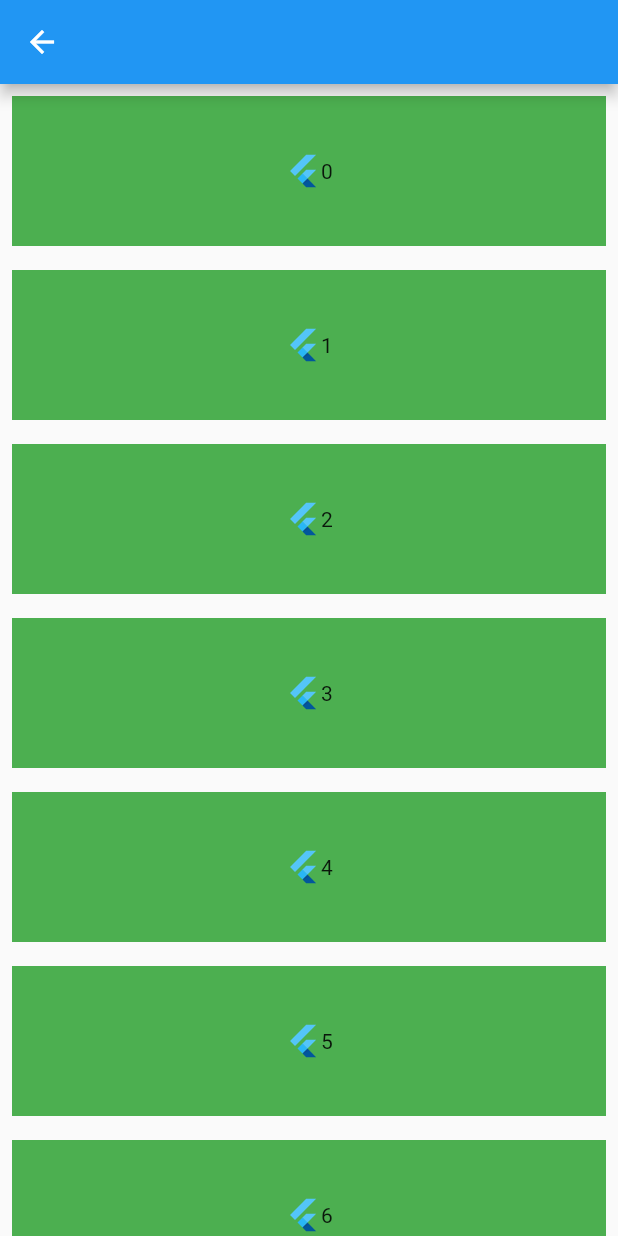
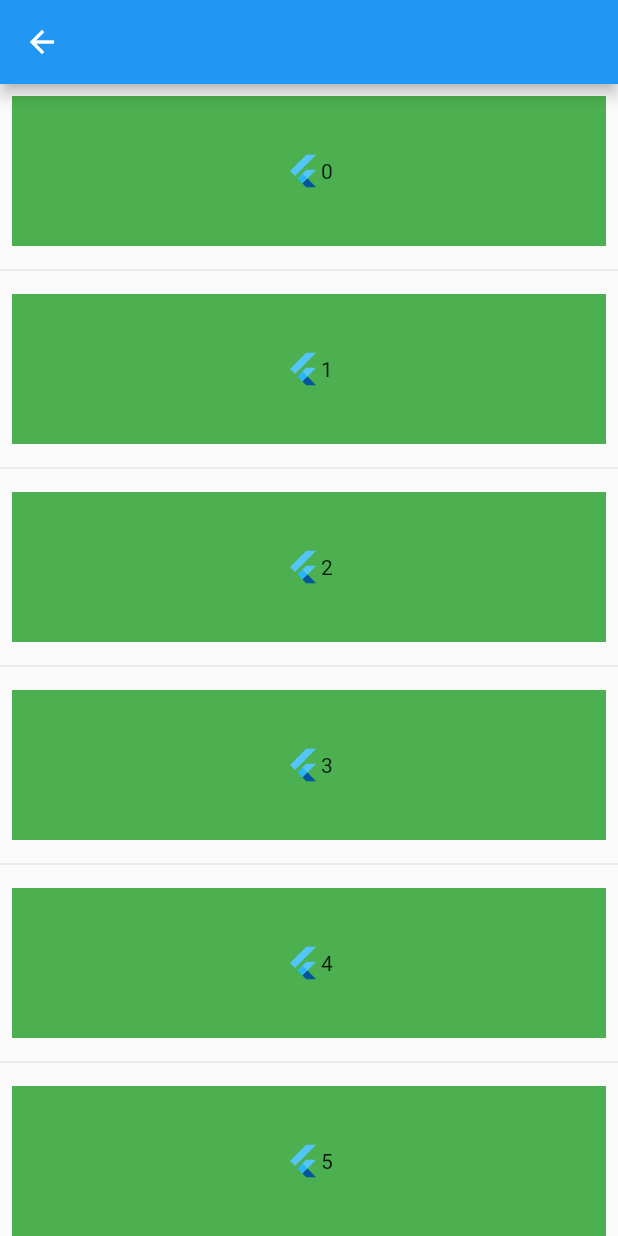
Before and after one commit to AlanCasasArevalo/Widgets-Flutter, a Flutter app: the MyListViewBuilder screen opened directly, on a phone screen of 412 x 824 dp. Run offline on Flutter 3.47's test engine with Material 2 defaults, Android fonts, the phone set to English and light mode, and no system bars.

Commit message:
MyListView

```diff
--- a/lib/widgets/list_view_builder.dart
+++ b/lib/widgets/list_view_builder.dart
@@ -6,7 +6,11 @@ class MyListViewBuilder extends StatelessWidget {
     return Scaffold(
       appBar: AppBar(),
       // Creando el ListView como un builder evitamos problemas de renderimiento, lo que permite crear listas muy muy grandes, con imagenes sonidos videos etc y solo renderiza las 3 celdas siguientes que serian mostradas, por tanto evita que el sistema se sobrecargue
-      body: ListView.builder(
+      body: ListView.separated(
+        separatorBuilder: (_, int index) {
+          // Aqui podemos devolver cualquier tipo de widget, container, column, rows lo que queramos
+          return Divider();
+        },
         itemBuilder: (BuildContext context, int index) {
           print("🧨 $index");
           return Container(
```
